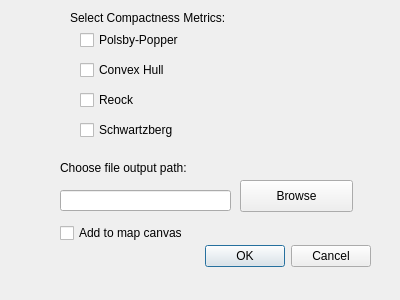
The window that compactness_calculator_dialog_base.ui (gerrymandr/qgis-compactness) describes before a commit, drawn with Qt 5.
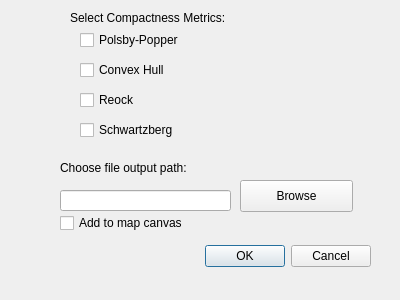
The same window after the commit.

```diff
--- a/compactness_calculator_dialog_base.ui
+++ b/compactness_calculator_dialog_base.ui
@@ -53,7 +53,7 @@
    <property name="geometry">
     <rect>
      <x>60</x>
-     <y>220</y>
+     <y>210</y>
      <width>321</width>
      <height>26</height>
     </rect>
```
Left out of the diff: 2 changed lines with no effect on the pictures.
